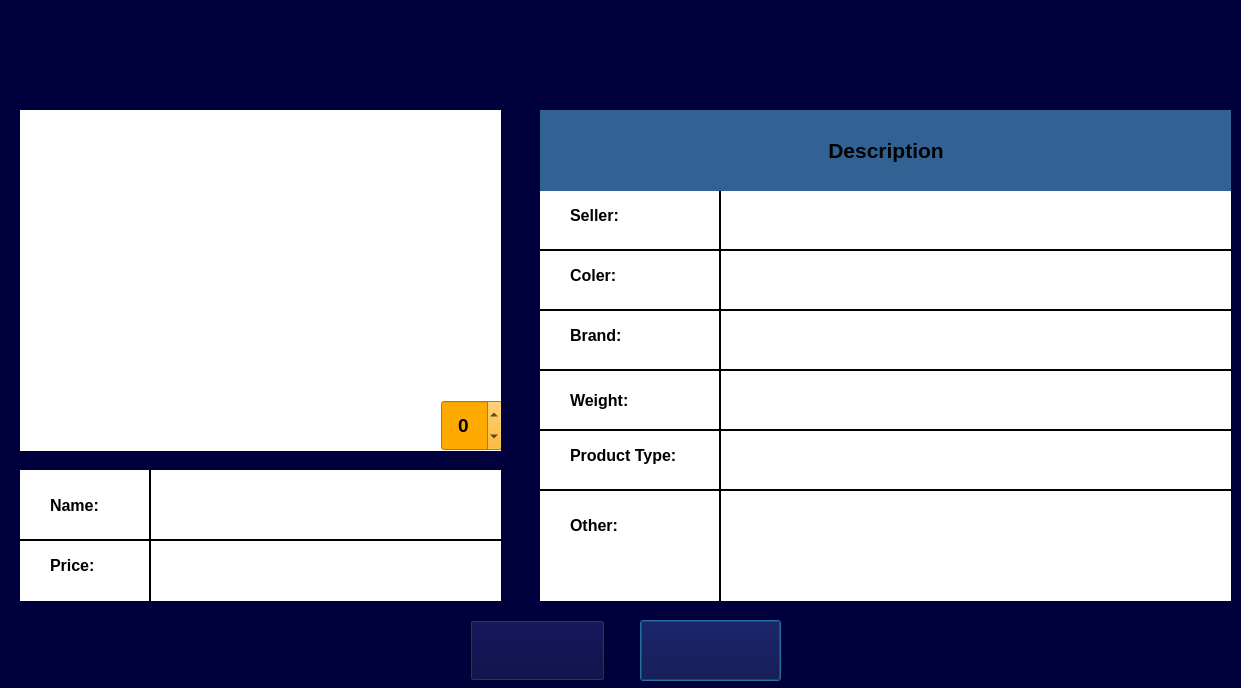
This is add_to_cart.ui in AP-projects-4001/ls as Qt 5 draws it before an edit. The edited form follows.
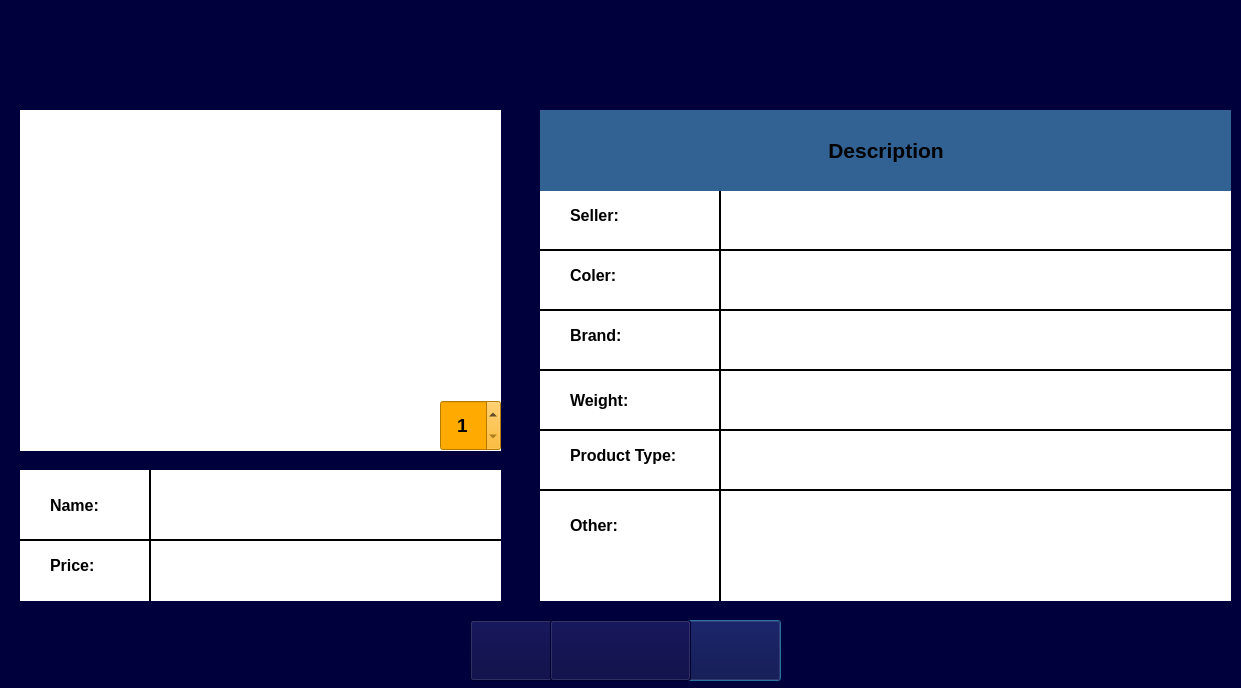
This is the edited form. Icons and pictures are not drawn.

What changed in the file:
```diff
--- a/add_to_cart.ui
+++ b/add_to_cart.ui
@@ -37,7 +37,7 @@
    <widget class="QSpinBox" name="spinBox">
     <property name="geometry">
      <rect>
-      <x>421</x>
+      <x>420</x>
       <y>290</y>
       <width>61</width>
       <height>51</height>
@@ -56,7 +56,7 @@
      <set>Qt::AlignCenter</set>
     </property>
     <property name="minimum">
-     <number>-2</number>
+     <number>1</number>
     </property>
    </widget>
   </widget>
@@ -675,6 +675,22 @@
     <enum>Qt::Vertical</enum>
    </property>
   </widget>
+  <widget class="QPushButton" name="pushButton_4">
+   <property name="geometry">
+    <rect>
+     <x>550</x>
+     <y>620</y>
+     <width>141</width>
+     <height>61</height>
+    </rect>
+   </property>
+   <property name="styleSheet">
+    <string notr="true">background-image: url(:/new/prefix1/backadmin.png);</string>
+   </property>
+   <property name="text">
+    <string/>
+   </property>
+  </widget>
  </widget>
  <resources/>
  <connections/>
```
